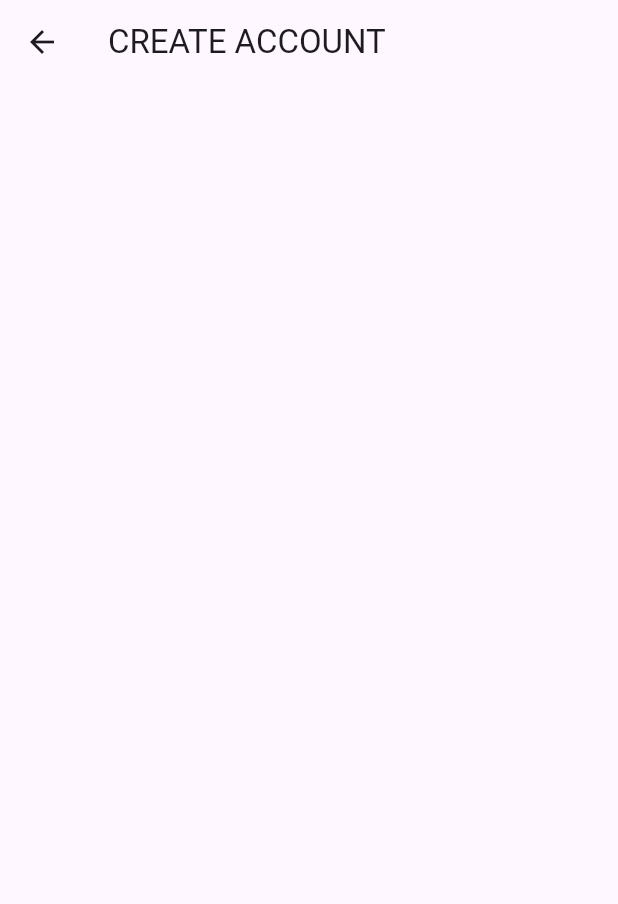
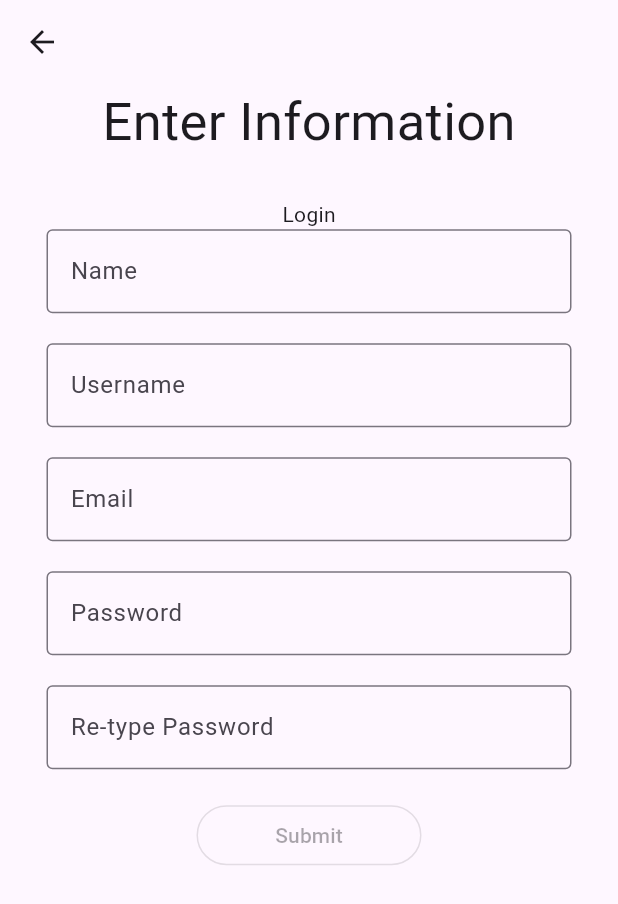
Before and after one commit to LaurenceT123/pet_plan_project, a Flutter app: the MySignUpScreen screen opened by its route, on a phone screen of 412 x 824 dp. Shown: the top 904 px of the screen. Run offline on Flutter 3.47's test engine with Material 2 defaults, Android fonts, the light colour scheme and no system bars; network calls fail.

Commit message:
updated login, and main!

```diff
--- a/lib/login_screen.dart
+++ b/lib/login_screen.dart
@@ -39,11 +39,14 @@ class _MyLoginScreenState extends State<MyLoginScreen>
       appBar: AppBar(
         title: Text('LOGIN'),
      ),
+
       body: Center(
         child: Column
         (
           mainAxisAlignment: MainAxisAlignment.center,
           children: <Widget>[
+
+            //Icon Image
             Expanded(
               flex:40,
               child: Container(
@@ -55,18 +58,20 @@ class _MyLoginScreenState extends State<MyLoginScreen>
               ),
             ),
 
+            //'Enter Login Info'
             Expanded(
               flex:20,
               child:
-                Text('Welcome to Plan Pet',
+                  Text('Enter Login Info',
                   style: new TextStyle(
                       fontSize: 35.0,
                     ),
                   ),
               ),
 
+            //Login Info Buttons - Email, Password, Forgot Password, Submit
             Expanded(
-              flex:50,
+              flex:40,
               child: Container(
                 width: 350.0,
                 child: Column(
--- a/lib/main.dart
+++ b/lib/main.dart
@@ -69,8 +69,10 @@ class _MyHomePageState extends State<MyHomePage> {
           (
           mainAxisAlignment: MainAxisAlignment.center,
           children: <Widget>[
+
+            //Logo
             Expanded(
-              flex:60,
+              flex:50,
               child: Container(
                 width:250,
                 height:250,
@@ -80,6 +82,7 @@ class _MyHomePageState extends State<MyHomePage> {
               ),
             ),
 
+            // 'Welcome to Plan Pet'
             Expanded(
               flex:10,
               child: Text(
@@ -90,6 +93,22 @@ class _MyHomePageState extends State<MyHomePage> {
                 ),
             ),
 
+            //Create new Pet Profile Button
+            Expanded(
+              flex:5,
+                child: SizedBox(
+                  width:250.0,
+                    child: OutlinedButton(
+                      onPressed: null, //toDo
+                      child: Text('Create Pet Profile'),
+                    ),
+                  ),
+            ),
+
+            //Space between buttons
+            SizedBox(height:40),
+
+            // Login and SignUp Button
             Expanded(
               flex:30,
               child: Container(
@@ -105,6 +124,10 @@ class _MyHomePageState extends State<MyHomePage> {
                       child: Text('Login'),
                     ),
                   ),
+
+                    //Space between buttons
+                    SizedBox(height:10),
+
                     SizedBox(
                       width: 250.0,
                       height: 40.0,
--- a/lib/signUp_screen.dart
+++ b/lib/signUp_screen.dart
@@ -38,12 +38,94 @@ class _MySignUpScreenState extends State<MySignUpScreen> {
   {
     return Scaffold(
       appBar: AppBar(
-          title: Text("CREATE ACCOUNT"),
+
       ),
       body: Center(
         child: Column(
           mainAxisAlignment: MainAxisAlignment.center,
           children: <Widget>[
+
+            // 'Welcome to Plan Pet'
+            Expanded(
+              flex:10,
+              child: Text(
+                'Enter Information',
+                style: new TextStyle(
+                  fontSize: 35.0,
+                ),
+              ),
+            ),
+
+            Expanded(
+              flex:90,
+              child: Container(
+                width: 350.0,
+                child: Column(
+                    children:
+                    [
+                      Text('Login'),
+                      TextField(
+                        obscureText: false,
+                        decoration: InputDecoration(
+                          border: OutlineInputBorder(),
+                          labelText: 'Name',
+                        ),
+                      ),
+
+                      SizedBox(height:20),
+
+                      TextField(
+                        obscureText: false,
+                        decoration: InputDecoration(
+                          border: OutlineInputBorder(),
+                          labelText: 'Username',
+                        ),
+                      ),
+
+                      SizedBox(height:20),
+
+                      TextField(
+                        obscureText: false,
+                        decoration: InputDecoration(
+                          border: OutlineInputBorder(),
+                          labelText: 'Email',
+                        ),
+                      ),
+
+                      SizedBox(height:20),
+                      TextField(
+                        obscureText: false,
+                        decoration: InputDecoration(
+                          border: OutlineInputBorder(),
+                          labelText: 'Password',
+                        ),
+                      ),
+
+                      SizedBox(height:20),
+
+                      TextField(
+                        obscureText: false,
+                        decoration: InputDecoration(
+                          border: OutlineInputBorder(),
+                          labelText: 'Re-type Password',
+                        ),
+                      ),
+
+                      SizedBox(height:20),
+
+                      Container(
+                        width:150.0,
+                        child: OutlinedButton(
+                          onPressed: null, //toDo
+                          child: Text('Submit'),
+                        ),
+
+                      ),
+                    ]
+                ),
+              ),
+            ),
+
 
           ],
         ),
```
Lines whose indentation alone changed are shown as unchanged.
